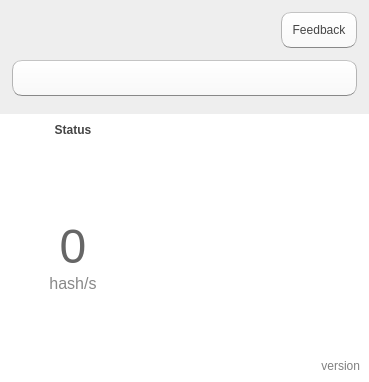
First picture: the form in alethone/AlethOne.ui, repository ramvi/alethone-winze, before the edit.
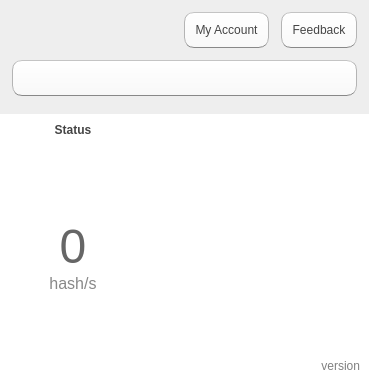
Second picture: the form after the edit. Icons and pictures are not drawn. Custom widgets are drawn as their Qt base class.

Commit message: nyeste versjon

```diff
--- a/alethone/AlethOne.ui
+++ b/alethone/AlethOne.ui
@@ -128,7 +128,7 @@
      <property name="spacing">
       <number>12</number>
      </property>
-     <item row="2" column="0" colspan="2">
+     <item row="9" column="0" colspan="2">
       <layout class="QHBoxLayout" name="buttonSet">
        <item>
         <widget class="QPushButton" name="mining">
@@ -154,7 +154,25 @@
        </item>
       </layout>
      </item>
-     <item row="0" column="1">
+     <item row="3" column="1">
+      <layout class="QHBoxLayout" name="horizontalLayout_4">
+       <item>
+        <widget class="QPushButton" name="account">
+         <property name="sizePolicy">
+          <sizepolicy hsizetype="Fixed" vsizetype="Fixed">
+           <horstretch>0</horstretch>
+           <verstretch>0</verstretch>
+          </sizepolicy>
+         </property>
+         <property name="cursor">
+          <cursorShape>PointingHandCursor</cursorShape>
+         </property>
+         <property name="text">
+          <string>My Account</string>
+         </property>
+        </widget>
+       </item>
+       <item>
       <widget class="QPushButton" name="feedback">
        <property name="sizePolicy">
         <sizepolicy hsizetype="Fixed" vsizetype="Fixed">
@@ -162,10 +180,15 @@
          <verstretch>0</verstretch>
         </sizepolicy>
        </property>
+         <property name="cursor">
+          <cursorShape>PointingHandCursor</cursorShape>
+         </property>
        <property name="text">
         <string>Feedback</string>
        </property>
       </widget>
+       </item>
+      </layout>
      </item>
     </layout>
    </item>
```
Lines whose indentation alone changed are shown as unchanged. The commit also changes 2 other files.
